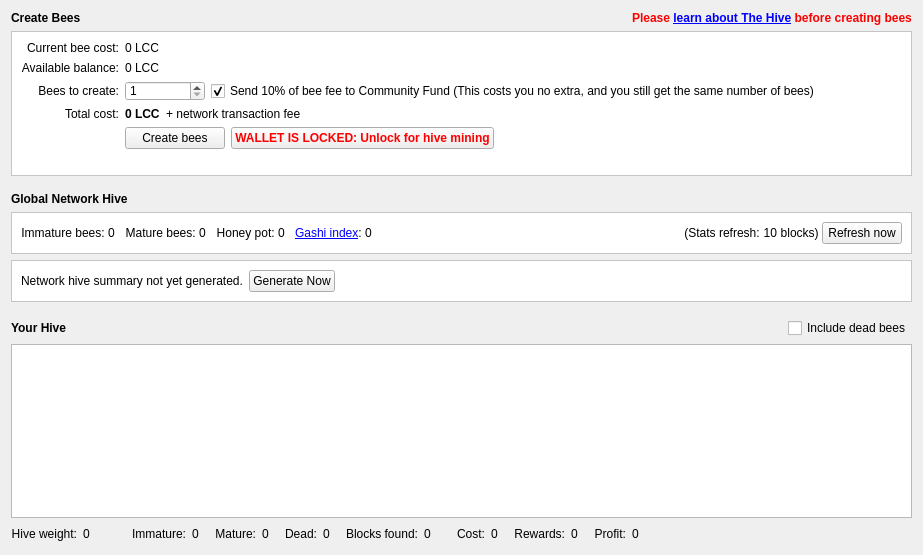
The window that src/qt/forms/hivedialog.ui (litecoincash-project/litecoincash) describes before a commit, drawn with Qt 5.
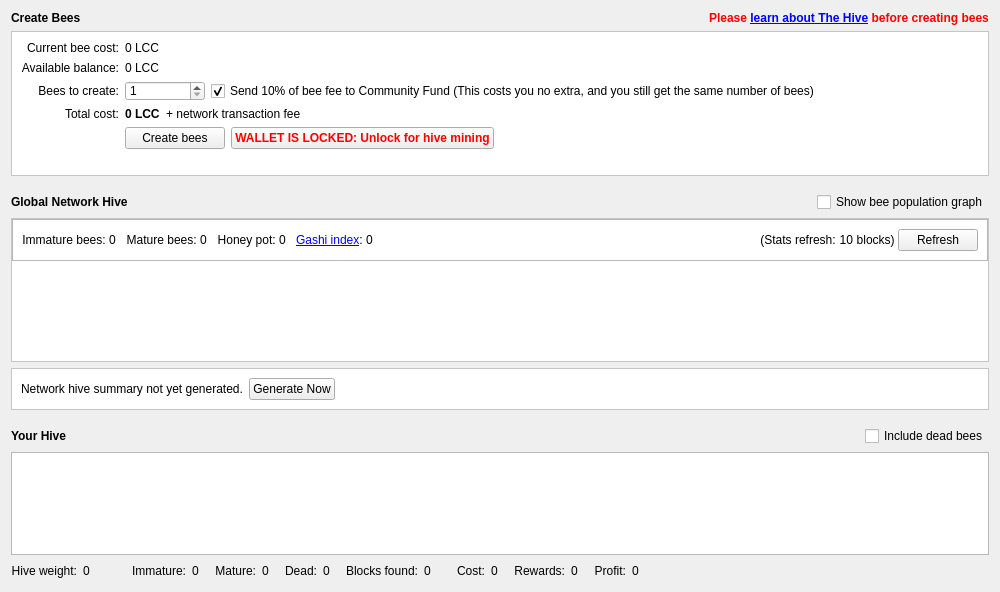
The same window after the commit. Icons and pictures are not drawn. Custom widgets are drawn as their Qt base class.

Commit message: Bee pop graph

What changed in the file:
```diff
--- a/src/qt/forms/hivedialog.ui
+++ b/src/qt/forms/hivedialog.ui
@@ -6,8 +6,8 @@
    <rect>
     <x>0</x>
     <y>0</y>
-    <width>923</width>
-    <height>555</height>
+    <width>1000</width>
+    <height>592</height>
    </rect>
   </property>
   <property name="sizePolicy">
@@ -412,6 +412,8 @@
     </spacer>
    </item>
    <item>
+    <layout class="QHBoxLayout" name="yourHiveHeader_2">
+     <item>
     <widget class="QLabel" name="globalNetworkHiveTitleLabel">
      <property name="font">
       <font>
@@ -425,6 +427,49 @@
     </widget>
    </item>
    <item>
+      <spacer name="horizontalSpacer_20">
+       <property name="orientation">
+        <enum>Qt::Horizontal</enum>
+       </property>
+       <property name="sizeHint" stdset="0">
+        <size>
+         <width>0</width>
+         <height>0</height>
+        </size>
+       </property>
+      </spacer>
+     </item>
+     <item>
+      <widget class="QCheckBox" name="showAdvancedStatsCheckbox">
+       <property name="sizePolicy">
+        <sizepolicy hsizetype="Fixed" vsizetype="Fixed">
+         <horstretch>0</horstretch>
+         <verstretch>0</verstretch>
+        </sizepolicy>
+       </property>
+       <property name="maximumSize">
+        <size>
+         <width>1000</width>
+         <height>16777215</height>
+        </size>
+       </property>
+       <property name="focusPolicy">
+        <enum>Qt::StrongFocus</enum>
+       </property>
+       <property name="toolTip">
+        <string>If ticked, advanced global network hive stats will be displayed</string>
+       </property>
+       <property name="text">
+        <string>Show bee population graph</string>
+       </property>
+       <property name="checked">
+        <bool>false</bool>
+       </property>
+      </widget>
+     </item>
+    </layout>
+   </item>
+   <item>
     <widget class="QFrame" name="globalHiveSummary">
      <property name="styleSheet">
       <string notr="true">#globalHiveSummary {
@@ -436,6 +481,33 @@
      </property>
      <property name="frameShadow">
       <enum>QFrame::Sunken</enum>
+     </property>
+     <layout class="QVBoxLayout" name="verticalLayout_2">
+      <property name="spacing">
+       <number>0</number>
+      </property>
+      <property name="leftMargin">
+       <number>0</number>
+      </property>
+      <property name="topMargin">
+       <number>0</number>
+      </property>
+      <property name="rightMargin">
+       <number>0</number>
+      </property>
+      <property name="bottomMargin">
+       <number>0</number>
+      </property>
+      <item>
+       <widget class="QFrame" name="globalHiveSummaryTextRow">
+        <property name="styleSheet">
+         <string notr="true"/>
+        </property>
+        <property name="frameShape">
+         <enum>QFrame::StyledPanel</enum>
+        </property>
+        <property name="frameShadow">
+         <enum>QFrame::Raised</enum>
      </property>
      <layout class="QHBoxLayout" name="horizontalLayout">
       <property name="spacing">
@@ -686,7 +758,30 @@
          <string>Refresh global hive stats now</string>
         </property>
         <property name="text">
-         <string>Refresh now</string>
+            <string>Refresh</string>
+           </property>
+           <property name="icon">
+            <iconset resource="../bitcoin.qrc">
+             <normaloff>:/icons/refresh</normaloff>:/icons/refresh</iconset>
+           </property>
+          </widget>
+         </item>
+        </layout>
+       </widget>
+      </item>
+      <item>
+       <widget class="QCustomPlot" name="beePopGraph" native="true">
+        <property name="sizePolicy">
+         <sizepolicy hsizetype="Expanding" vsizetype="Expanding">
+          <horstretch>0</horstretch>
+          <verstretch>0</verstretch>
+         </sizepolicy>
+        </property>
+        <property name="minimumSize">
+         <size>
+          <width>0</width>
+          <height>100</height>
+         </size>
         </property>
        </widget>
       </item>
@@ -1195,6 +1290,12 @@
    <header>qt/tinypie.h</header>
    <container>1</container>
   </customwidget>
+  <customwidget>
+   <class>QCustomPlot</class>
+   <extends>QWidget</extends>
+   <header>qt/qcustomplot.h</header>
+   <container>1</container>
+  </customwidget>
  </customwidgets>
  <resources>
   <include location="../bitcoin.qrc"/>
```
Left out of the diff: 6 changed lines with no effect on the pictures. Lines whose indentation alone changed are shown as unchanged. The commit also changes 11 other files.
